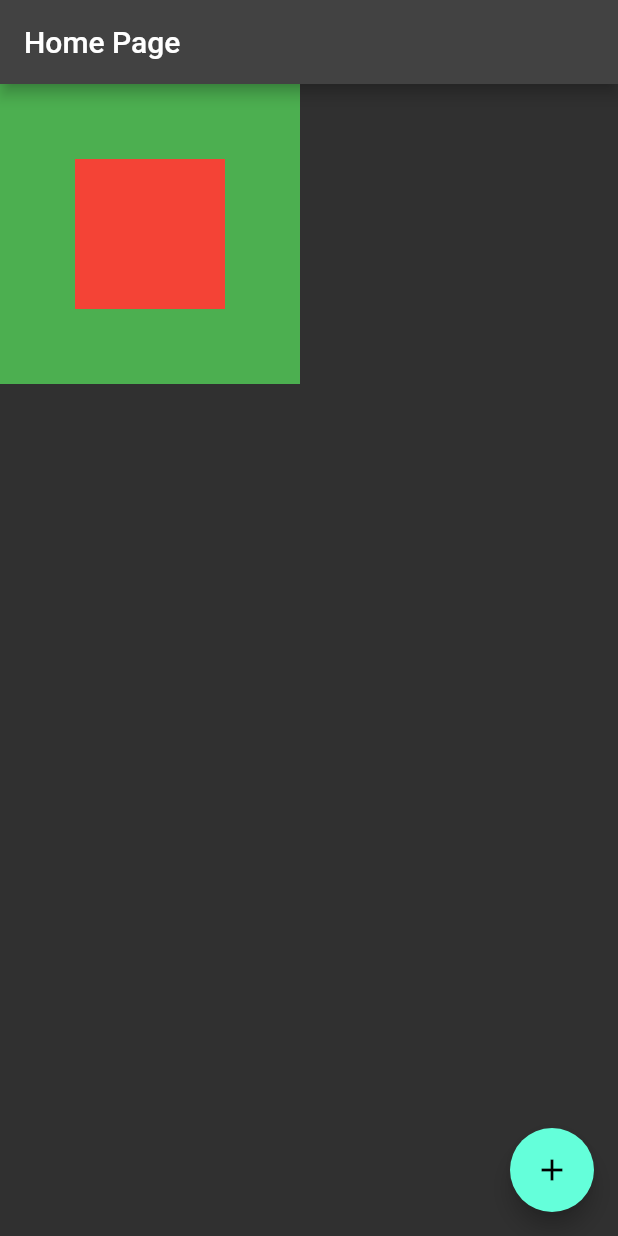
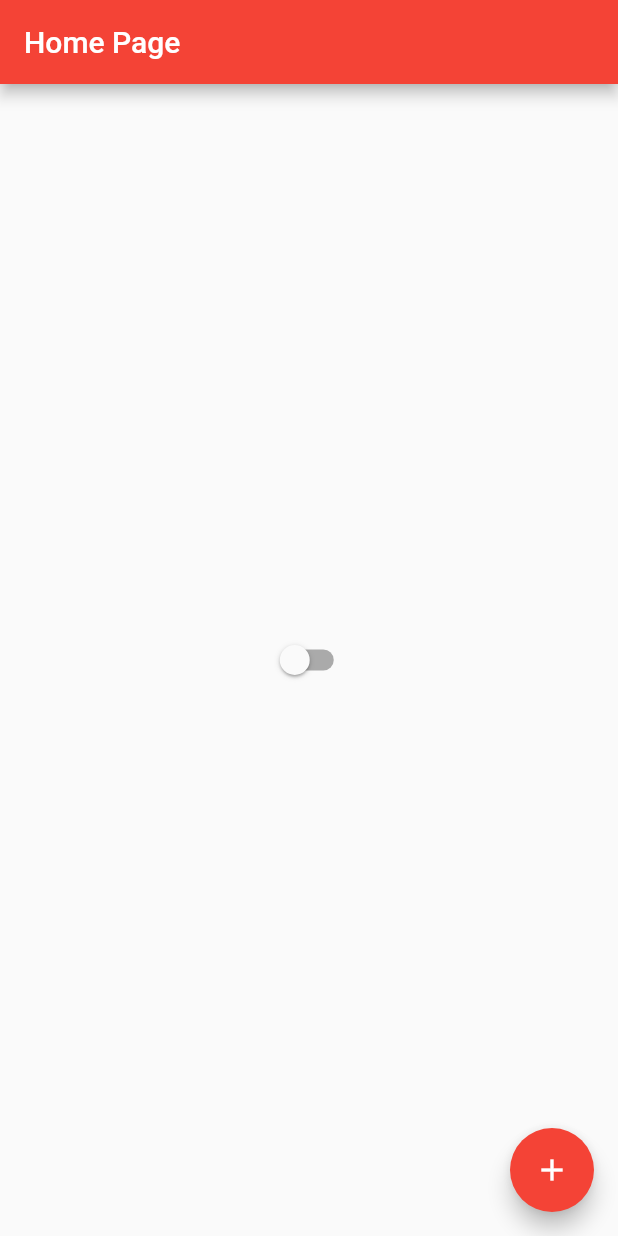
Before and after one commit to Matheus0liveira/first-flutter-app, a Flutter app: the screen it shows after launch, on a phone screen of 412 x 824 dp. Run offline on Flutter 3.47's test engine with Material 2 defaults, Android fonts, the phone set to English and light mode, and no system bars.

Commit message:
feat: learn global controller

```diff
--- /dev/null
+++ b/lib/app_controller.dart
@@ -0,0 +1,11 @@
+import 'package:flutter/material.dart';
+
+class AppController extends ChangeNotifier {
+  static AppController instance = AppController();
+
+  bool isDarkTheme = false;
+  changeTheme(bool theme) {
+    isDarkTheme = theme;
+    notifyListeners();
+  }
+}
--- a/lib/app_widget.dart
+++ b/lib/app_widget.dart
@@ -1,4 +1,5 @@
 import 'package:flutter/material.dart';
+import 'package:hello_world/app_controller.dart';
 import 'package:hello_world/home_page.dart';
 
 class AppWidget extends StatelessWidget {
@@ -8,9 +9,16 @@ class AppWidget extends StatelessWidget {
 
   @override
   Widget build(BuildContext context) {
-    return MaterialApp(
-        theme:
-            ThemeData(primarySwatch: Colors.red, brightness: Brightness.dark),
-        home: HomePage(title: "Clicked"));
+    return AnimatedBuilder(
+        animation: AppController.instance,
+        builder: (context, child) {
+          return MaterialApp(
+              theme: ThemeData(
+                  primarySwatch: Colors.red,
+                  brightness: AppController.instance.isDarkTheme
+                      ? Brightness.dark
+                      : Brightness.light),
+              home: HomePage(title: "Clicked"));
+        });
   }
 }
--- a/lib/home_page.dart
+++ b/lib/home_page.dart
@@ -1,4 +1,5 @@
 import 'package:flutter/material.dart';
+import 'package:hello_world/app_controller.dart';
 
 class HomePage extends StatefulWidget {
   final String title;
@@ -14,6 +15,7 @@ class HomePage extends StatefulWidget {
 class HomePageState extends State<HomePage> {
   final String title;
   int count = 0;
+  // bool isDarkTheme = false;
 
   HomePageState({required this.title});
 
@@ -23,19 +25,27 @@ class HomePageState extends State<HomePage> {
     });
   }
 
+  // _changeTheme(bool theme) {
+  //   setState(() {
+  //     isDarkTheme = theme;
+  //   });
+  // }
+
   @override
   Widget build(BuildContext context) {
     return Scaffold(
       appBar: AppBar(
         title: const Text('Home Page'),
       ),
-      body: Container(
-          height: 200,
-          width: 200,
-          color: Colors.green,
-          child: Center(
-            child: Container(height: 100, width: 100, color: Colors.red),
-          )),
+      body: AnimatedBuilder(
+          animation: AppController.instance,
+          builder: (context, child) {
+            return Center(
+              child: Switch(
+                  value: AppController.instance.isDarkTheme,
+                  onChanged: AppController.instance.changeTheme),
+            );
+          }),
       floatingActionButton: FloatingActionButton(
           child: const Icon(Icons.add),
           onPressed: () {
```
